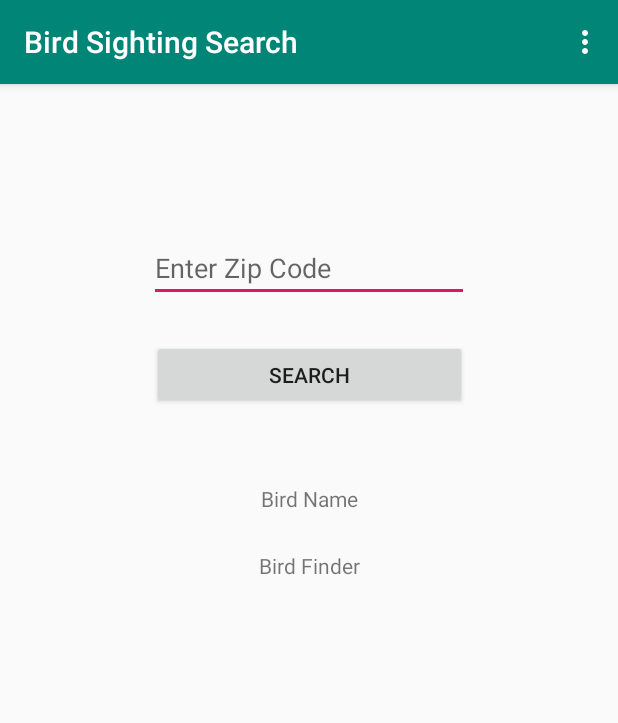
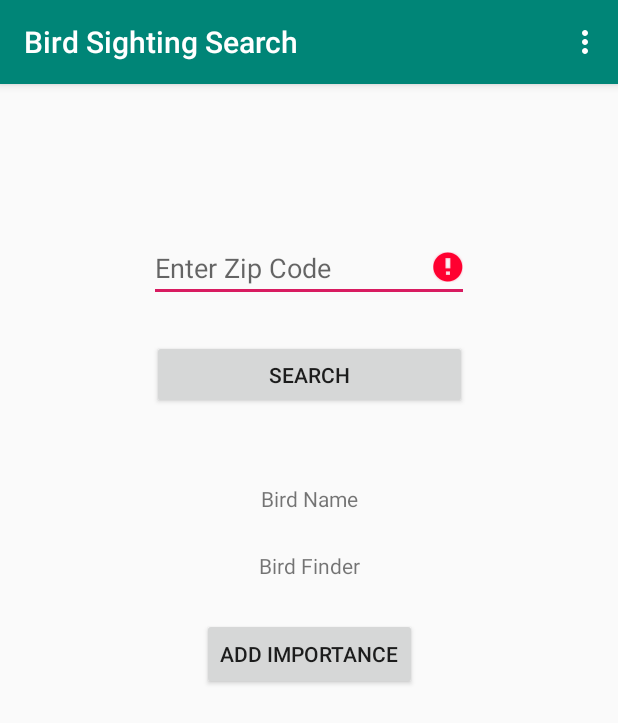
Before and after one commit to vishplease/BirdWatching, an Android app: the Search screen opened directly, with no data from a screen before it, in the options menu, after a tap on "Search", on a phone screen of 412 x 824 dp. Shown: the top 723 px of the screen. Run offline under Robolectric (Android 15) with nearby library versions, the phone set to English and light mode, and no system bars; our stand-ins replace Firebase (no records; nobody signed in at launch, a user with empty details on screens opened directly).

Commit message:
Added some data validation to Importance button

```diff
--- a/app/src/main/java/com/example/birdwatching/MainActivity.java
+++ b/app/src/main/java/com/example/birdwatching/MainActivity.java
@@ -33,7 +33,7 @@ public class MainActivity extends AppCompatActivity implements View.OnClickListe
     protected void onCreate(Bundle savedInstanceState) {
         super.onCreate(savedInstanceState);
         setContentView(R.layout.activity_main);
-        this.setTitle("Report Sighting");
+        this.setTitle("Report Bird Sighting");
 
         textViewBirdName = findViewById(R.id.textViewBirdName1);
         textViewUserEmail = findViewById(R.id.textViewUserEmail);
--- a/app/src/main/java/com/example/birdwatching/Search.java
+++ b/app/src/main/java/com/example/birdwatching/Search.java
@@ -25,8 +25,9 @@ import com.google.firebase.database.FirebaseDatabase;
 public class Search extends AppCompatActivity implements View.OnClickListener{
 
     EditText editTextZipSearch;
-    Button buttonZipSearch;
+    Button buttonZipSearch, buttonAddImportance;
     TextView textViewBirdNameResult, textViewPersonNameResult;
+    Integer importanceResult;
 
     @Override
     protected void onCreate(Bundle savedInstanceState) {
@@ -36,10 +37,12 @@ public class Search extends AppCompatActivity implements View.OnClickListener{
 
         editTextZipSearch = findViewById(R.id.editTextZipSearch);
         buttonZipSearch = findViewById(R.id.buttonZipSearch);
+        buttonAddImportance = findViewById(R.id.buttonAddImportance);
         textViewBirdNameResult = findViewById(R.id.textViewBirdNameResult);
         textViewPersonNameResult = findViewById(R.id.textViewPersonNameResult);
 
         buttonZipSearch.setOnClickListener(this);
+        buttonAddImportance.setOnClickListener(this);
 
     }
 
@@ -56,12 +59,14 @@ public class Search extends AppCompatActivity implements View.OnClickListener{
     public boolean onOptionsItemSelected(@NonNull MenuItem item) {
 
         if(item.getItemId() == R.id.itemReport) {
-            Toast.makeText(this, "You are already on the Report page", Toast.LENGTH_SHORT).show();
+
+            Intent itemSearchIntent = new Intent(this, MainActivity.class);
+            startActivity(itemSearchIntent);
 
         } else if (item.getItemId() == R.id.itemSearch){
 
-            Intent itemSearchIntent = new Intent(this, Search.class);
-            startActivity(itemSearchIntent);
+            Toast.makeText(this, "You are already on the Search page", Toast.LENGTH_SHORT).show();
+
         } else if (item.getItemId() == R.id.itemLogOut) {
 
             FirebaseAuth.getInstance().signOut();
@@ -97,8 +102,10 @@ public class Search extends AppCompatActivity implements View.OnClickListener{
                     String findName = foundSighting.personName;
                     String findBird = foundSighting.birdName;
 
+
                     textViewPersonNameResult.setText(findName);
                     textViewBirdNameResult.setText(findBird);
+
 
                 }
 
@@ -124,7 +131,54 @@ public class Search extends AppCompatActivity implements View.OnClickListener{
             });
 
 
+        } else if (v == buttonAddImportance) {
 
+            if (editTextZipSearch.getText().toString().trim().equalsIgnoreCase("")) {
+                editTextZipSearch.setError("This field cannot be blank");
+            } else {
+
+                try {
+                    Integer zipTest = Integer.parseInt(editTextZipSearch.getText().toString());
+
+                } catch (Exception e) {
+                    editTextZipSearch.setError("Enter Numerical Value");
+                    return;
+                }
+
+                Integer newZipSearch = Integer.parseInt(editTextZipSearch.getText().toString());
+
+                myRef.orderByChild("zipCode").equalTo(newZipSearch).addChildEventListener(new ChildEventListener() {
+                    @Override
+                    public void onChildAdded(@NonNull DataSnapshot dataSnapshot, @Nullable String s) {
+
+                        BirdSighting foundSighting = dataSnapshot.getValue(BirdSighting.class);
+                        Integer findImportance = foundSighting.sightingImportance;
+                        findImportance = findImportance + 1;
+
+
+                    }
+
+                    @Override
+                    public void onChildChanged(@NonNull DataSnapshot dataSnapshot, @Nullable String s) {
+
+                    }
+
+                    @Override
+                    public void onChildRemoved(@NonNull DataSnapshot dataSnapshot) {
+
+                    }
+
+                    @Override
+                    public void onChildMoved(@NonNull DataSnapshot dataSnapshot, @Nullable String s) {
+
+                    }
+
+                    @Override
+                    public void onCancelled(@NonNull DatabaseError databaseError) {
+
+                    }
+                });
+            }
 
         }
 
--- a/app/src/main/res/layout/activity_search.xml
+++ b/app/src/main/res/layout/activity_search.xml
@@ -47,4 +47,14 @@
         app:layout_constraintEnd_toEndOf="parent"
         app:layout_constraintStart_toStartOf="parent"
         app:layout_constraintTop_toBottomOf="@+id/textViewBirdNameResult" />
+
+    <Button
+        android:id="@+id/buttonAddImportance"
+        android:layout_width="wrap_content"
+        android:layout_height="wrap_content"
+        android:layout_marginTop="25dp"
+        android:text="@string/addimportance"
+        app:layout_constraintEnd_toEndOf="parent"
+        app:layout_constraintStart_toStartOf="parent"
+        app:layout_constraintTop_toBottomOf="@+id/textViewPersonNameResult" />
 </androidx.constraintlayout.widget.ConstraintLayout>
--- a/app/src/main/res/values/strings.xml
+++ b/app/src/main/res/values/strings.xml
@@ -39,5 +39,7 @@
 
     <string name="loginbutton">Log In</string>
 
+    <string name="addimportance">Add Importance</string>
+
 
 </resources>
```
